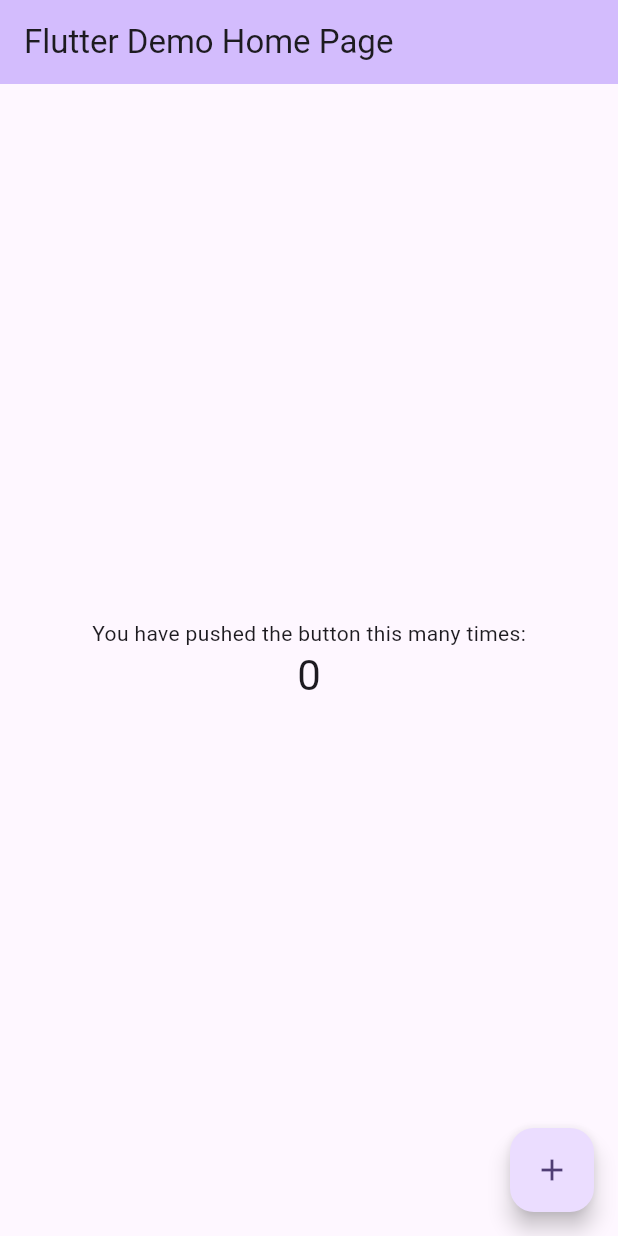
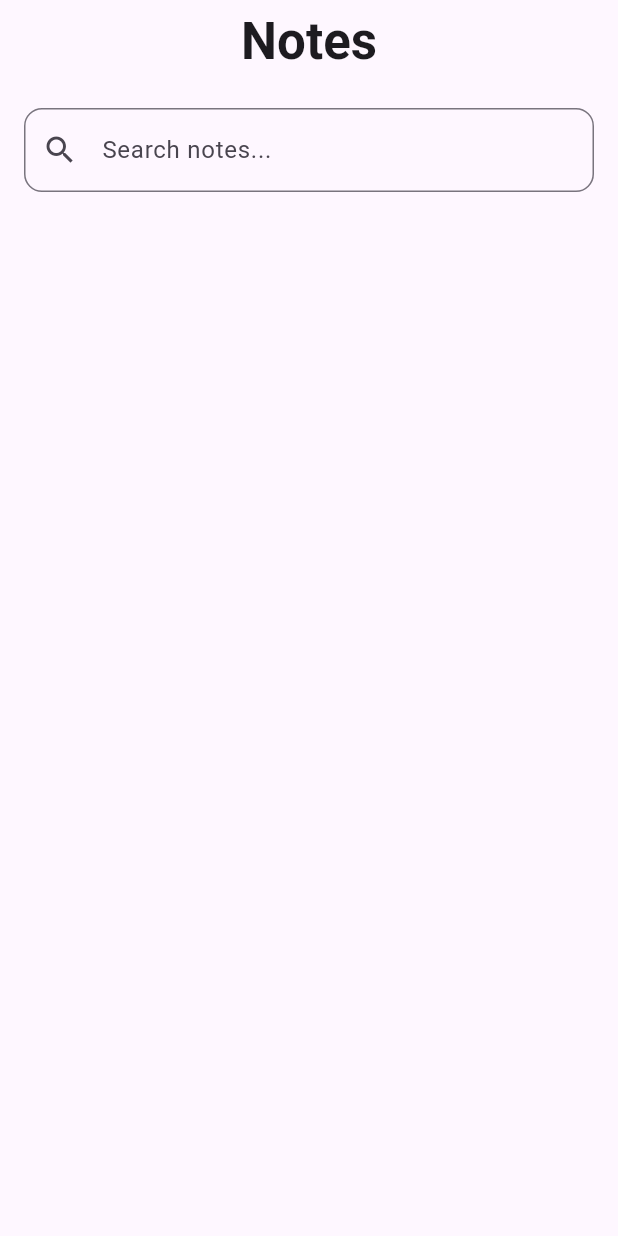
Before and after one commit to YoussefTalaat011/note_app, a Flutter app: the screen it shows after launch, on a phone screen of 412 x 824 dp. Run offline on Flutter 3.47's test engine with Material 3 defaults, Android fonts, the phone set to English and light mode, and no system bars.

Commit message:
Search UI

```diff
--- a/lib/main.dart
+++ b/lib/main.dart
@@ -1,122 +1,20 @@
 import 'package:flutter/material.dart';
-
+import 'search.dart';
 void main() {
   runApp(const MyApp());
 }
-
-class MyApp extends StatelessWidget {
+class MyApp extends StatefulWidget {
   const MyApp({super.key});
 
-  // This widget is the root of your application.
+  @override
+  State<MyApp> createState() => _MyAppState();
+}
+
+class _MyAppState extends State<MyApp> {
   @override
   Widget build(BuildContext context) {
     return MaterialApp(
-      title: 'Flutter Demo',
-      theme: ThemeData(
-        // This is the theme of your application.
-        //
-        // TRY THIS: Try running your application with "flutter run". You'll see
-        // the application has a purple toolbar. Then, without quitting the app,
-        // try changing the seedColor in the colorScheme below to Colors.green
-        // and then invoke "hot reload" (save your changes or press the "hot
-        // reload" button in a Flutter-supported IDE, or press "r" if you used
-        // the command line to start the app).
-        //
-        // Notice that the counter didn't reset back to zero; the application
-        // state is not lost during the reload. To reset the state, use hot
-        // restart instead.
-        //
-        // This works for code too, not just values: Most code changes can be
-        // tested with just a hot reload.
-        colorScheme: .fromSeed(seedColor: Colors.deepPurple),
-      ),
-      home: const MyHomePage(title: 'Flutter Demo Home Page'),
+      home: SearchPage(),
     );
   }
 }
-
-class MyHomePage extends StatefulWidget {
-  const MyHomePage({super.key, required this.title});
-
-  // This widget is the home page of your application. It is stateful, meaning
-  // that it has a State object (defined below) that contains fields that affect
-  // how it looks.
-
-  // This class is the configuration for the state. It holds the values (in this
-  // case the title) provided by the parent (in this case the App widget) and
-  // used by the build method of the State. Fields in a Widget subclass are
-  // always marked "final".
-
-  final String title;
-
-  @override
-  State<MyHomePage> createState() => _MyHomePageState();
-}
-
-class _MyHomePageState extends State<MyHomePage> {
-  int _counter = 0;
-
-  void _incrementCounter() {
-    setState(() {
-      // This call to setState tells the Flutter framework that something has
-      // changed in this State, which causes it to rerun the build method below
-      // so that the display can reflect the updated values. If we changed
-      // _counter without calling setState(), then the build method would not be
-      // called again, and so nothing would appear to happen.
-      _counter++;
-    });
-  }
-
-  @override
-  Widget build(BuildContext context) {
-    // This method is rerun every time setState is called, for instance as done
-    // by the _incrementCounter method above.
-    //
-    // The Flutter framework has been optimized to make rerunning build methods
-    // fast, so that you can just rebuild anything that needs updating rather
-    // than having to individually change instances of widgets.
-    return Scaffold(
-      appBar: AppBar(
-        // TRY THIS: Try changing the color here to a specific color (to
-        // Colors.amber, perhaps?) and trigger a hot reload to see the AppBar
-        // change color while the other colors stay the same.
-        backgroundColor: Theme.of(context).colorScheme.inversePrimary,
-        // Here we take the value from the MyHomePage object that was created by
-        // the App.build method, and use it to set our appbar title.
-        title: Text(widget.title),
-      ),
-      body: Center(
-        // Center is a layout widget. It takes a single child and positions it
-        // in the middle of the parent.
-        child: Column(
-          // Column is also a layout widget. It takes a list of children and
-          // arranges them vertically. By default, it sizes itself to fit its
-          // children horizontally, and tries to be as tall as its parent.
-          //
-          // Column has various properties to control how it sizes itself and
-          // how it positions its children. Here we use mainAxisAlignment to
-          // center the children vertically; the main axis here is the vertical
-          // axis because Columns are vertical (the cross axis would be
-          // horizontal).
-          //
-          // TRY THIS: Invoke "debug painting" (choose the "Toggle Debug Paint"
-          // action in the IDE, or press "p" in the console), to see the
-          // wireframe for each widget.
-          mainAxisAlignment: .center,
-          children: [
-            const Text('You have pushed the button this many times:'),
-            Text(
-              '$_counter',
-              style: Theme.of(context).textTheme.headlineMedium,
-            ),
-          ],
-        ),
-      ),
-      floatingActionButton: FloatingActionButton(
-        onPressed: _incrementCounter,
-        tooltip: 'Increment',
-        child: const Icon(Icons.add),
-      ),
-    );
-  }
-}
--- /dev/null
+++ b/lib/search.dart
@@ -0,0 +1,39 @@
+import 'package:flutter/material.dart';
+
+class SearchPage extends StatefulWidget {
+  const SearchPage({super.key});
+
+  @override
+  State<SearchPage> createState() => _SearchPageState();
+}
+
+class _SearchPageState extends State<SearchPage> {
+  @override
+  Widget build(BuildContext context) {
+    return  Scaffold(
+      appBar: AppBar(
+        centerTitle: true,
+        title: Text(
+          'Notes',
+          style: TextStyle(
+            fontSize: 34,
+            fontWeight: FontWeight.bold,
+          ),
+        ),
+    ),
+    body: Padding(
+      padding:
+      EdgeInsets.all(16) ,
+      child: TextField(
+        decoration: InputDecoration(
+          hintText: 'Search notes...',
+          prefixIcon: Icon(Icons.search),
+          border: OutlineInputBorder(
+            borderRadius: BorderRadius.circular(12),
+          )
+        ),
+      ),
+      ),
+    );
+  }
+}
```
